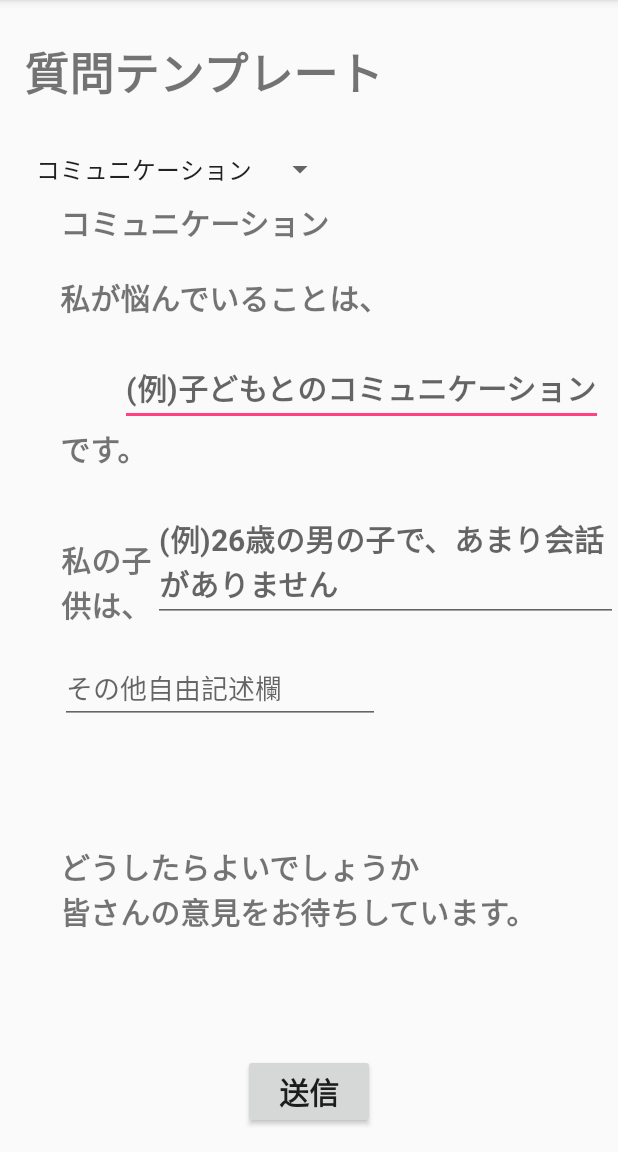
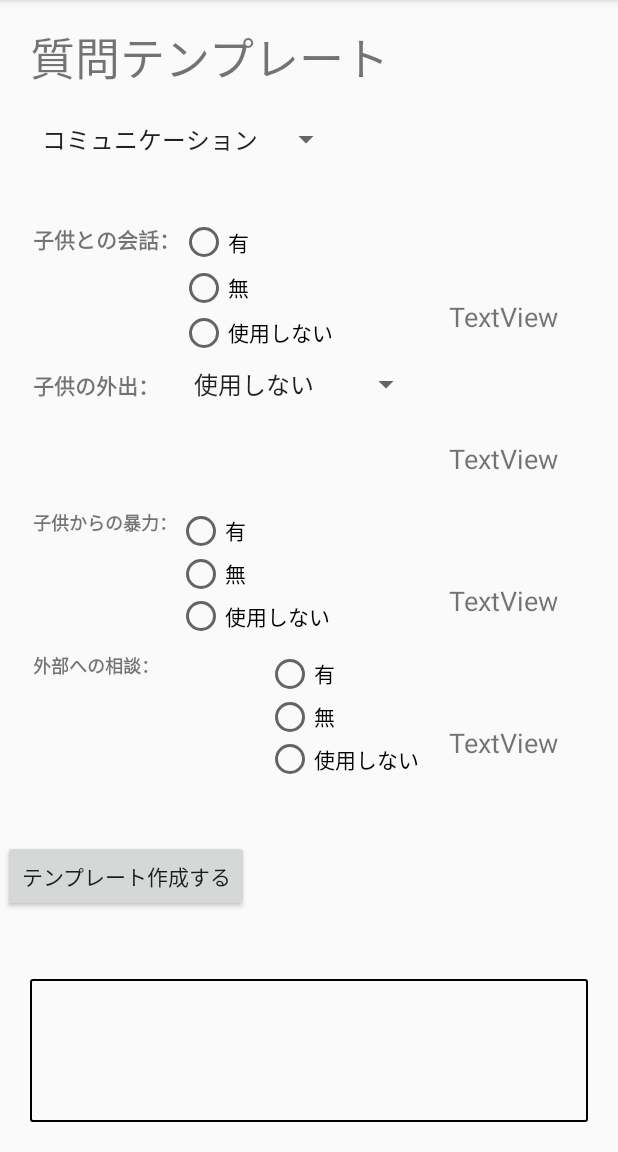
Before and after one commit to 1625050440/ChatApp, an Android app: the LatestMessagesActivity screen opened directly, with no data from a screen before it, after a tap on "TEMPLATE作成", on a phone screen of 412 x 824 dp, the part 84-1236 px from its top. Run offline under Robolectric (Android 15) with nearby library versions, the phone set to English and light mode, and no system bars; our stand-ins replace Firebase (no records; nobody signed in at launch, a user with empty details on screens opened directly).

Commit message:
テンプレート変更

```diff
--- a/app/src/main/java/com/example/enpit_p13/chatapp/analyzesheet/OwnAnalysisActivity.kt
+++ b/app/src/main/java/com/example/enpit_p13/chatapp/analyzesheet/OwnAnalysisActivity.kt
@@ -38,17 +38,12 @@ class OwnAnalysisActivity : AppCompatActivity() {
                     override fun onItemSelected(parent: AdapterView<*>?, view: View?, position: Int, id: Long) {
                         val spinner = parent as? Spinner
                     }
-
                     override fun onNothingSelected(p0: AdapterView<*>?) {}
-
                 }
 
         save_button.setOnClickListener{
 
-
             Toast.makeText(this,"保存しました。",Toast.LENGTH_LONG).show()
-
-
             writeNewQuestion()
         }
     }
--- a/app/src/main/java/com/example/enpit_p13/chatapp/messages/LatestMessagesActivity.kt
+++ b/app/src/main/java/com/example/enpit_p13/chatapp/messages/LatestMessagesActivity.kt
@@ -17,6 +17,7 @@ import com.example.enpit_p13.chatapp.R
 import com.example.enpit_p13.chatapp.models.Check_online
 import com.example.enpit_p13.chatapp.models.User
 import com.example.enpit_p13.chatapp.quetion.QuestiontempActivity
+import com.example.enpit_p13.chatapp.quetion.Qustiontemp2Activity
 import com.example.enpit_p13.chatapp.registerlogin.RegisterActivity
 import com.example.enpit_p13.chatapp.room_chat.Room_chat_Activity
 import com.example.enpit_p13.chatapp.room_chat.Room_chat_messager
@@ -118,7 +119,7 @@ class LatestMessagesActivity : AppCompatActivity() {
         })
         create_templates_button.setOnClickListener {
             sendData(title_edditext.text.toString(),explain_EditText.text.toString(),false)
-            intent = Intent(this, QuestiontempActivity::class.java)
+            intent = Intent(this, Qustiontemp2Activity::class.java)
             //intent.putExtra(USER_KEY,title_edditext.text.toString())
             startActivity(intent)
         }
--- a/app/src/main/java/com/example/enpit_p13/chatapp/quetion/Questionnaire.kt
+++ b/app/src/main/java/com/example/enpit_p13/chatapp/quetion/Questionnaire.kt
@@ -8,7 +8,6 @@ class Questionnaire(
         val q2:String,
         val q3:String
 ) {
-    //q1は、ラジオボタンの結果で０が"いいえ"、１が"はい"と回答
     constructor():this("none","","")
     val date = SimpleDateFormat("yyyy/MM/dd hh:mm:ss").format(Date(System.currentTimeMillis()))
 }
--- /dev/null
+++ b/app/src/main/java/com/example/enpit_p13/chatapp/quetion/Qustiontemp2Activity.kt
@@ -0,0 +1,13 @@
+package com.example.enpit_p13.chatapp.quetion
+
+import android.support.v7.app.AppCompatActivity
+import android.os.Bundle
+import com.example.enpit_p13.chatapp.R
+
+class Qustiontemp2Activity : AppCompatActivity() {
+
+    override fun onCreate(savedInstanceState: Bundle?) {
+        super.onCreate(savedInstanceState)
+        setContentView(R.layout.activity_qustiontemp2)
+    }
+}
--- a/app/src/main/java/com/example/enpit_p13/chatapp/quetion/TemplateQuestionnaireActivity.kt
+++ b/app/src/main/java/com/example/enpit_p13/chatapp/quetion/TemplateQuestionnaireActivity.kt
@@ -49,7 +49,7 @@ class TemplateQuestionnaireActivity : AppCompatActivity() {
         q3 = temp_Q3_editText.text.toString()
 
         val questionnaire = Questionnaire(q1,q2,q3)
-        val ref = FirebaseDatabase.getInstance().getReference("Quetionnaire")
+        val ref = FirebaseDatabase.getInstance().getReference("Questionnaires")
         ref.push().setValue(questionnaire)
     }
 }
--- a/app/src/main/java/com/example/enpit_p13/chatapp/registerlogin/RegisterActivity.kt
+++ b/app/src/main/java/com/example/enpit_p13/chatapp/registerlogin/RegisterActivity.kt
@@ -64,7 +64,7 @@ class RegisterActivity : AppCompatActivity() {
         val email = email_edittext.text.toString()
         val password = password_edittext.text.toString()
 
-        if (email.isEmpty() || password.isEmpty()) {
+        if (email.isEmpty() || password.isEmpty() || username_edittext.text.isEmpty()) {
             Toast.makeText(this, "アカウントの作成には、ユーザーネーム、メールアドレス、パスワードが必要です。", Toast.LENGTH_LONG).show()
             return
         }
@@ -77,7 +77,7 @@ class RegisterActivity : AppCompatActivity() {
                 .addOnCompleteListener {
                     if (!it.isSuccessful) return@addOnCompleteListener
 
-                    //else if cuccsessful
+                    //else if successful
                     Log.d("Main", "Successfully created user with uid: ${it.result?.user?.uid}")
                     uploadImageToFirebaseStorage()
                 }
--- /dev/null
+++ b/app/src/main/res/layout/activity_qustiontemp2.xml
@@ -0,0 +1,305 @@
+<?xml version="1.0" encoding="utf-8"?>
+<android.support.constraint.ConstraintLayout xmlns:android="http://schemas.android.com/apk/res/android"
+    xmlns:app="http://schemas.android.com/apk/res-auto"
+    xmlns:tools="http://schemas.android.com/tools"
+    android:layout_width="match_parent"
+    android:layout_height="match_parent"
+    tools:context=".quetion.Qustiontemp2Activity">
+
+    <Spinner
+        android:id="@+id/spinner2"
+        android:layout_width="wrap_content"
+        android:layout_height="wrap_content"
+        android:layout_marginLeft="20dp"
+        android:layout_marginTop="20dp"
+        android:entries="@array/list"
+        app:layout_constraintStart_toStartOf="parent"
+        app:layout_constraintTop_toBottomOf="@+id/textView9" />
+
+    <ScrollView
+        android:id="@+id/scrollView"
+        android:layout_width="0dp"
+        android:layout_height="504dp"
+        android:layout_marginStart="2dp"
+        android:layout_marginLeft="2dp"
+        android:layout_marginTop="24dp"
+        android:layout_marginEnd="8dp"
+        android:layout_marginRight="8dp"
+        app:layout_constraintEnd_toEndOf="parent"
+        app:layout_constraintHorizontal_bias="1.0"
+        app:layout_constraintStart_toStartOf="parent"
+        app:layout_constraintTop_toBottomOf="@+id/spinner2">
+
+        <LinearLayout
+            android:layout_width="match_parent"
+            android:layout_height="match_parent"
+            android:orientation="vertical">
+
+            <LinearLayout
+                android:layout_width="match_parent"
+                android:layout_height="wrap_content"
+                android:orientation="horizontal">
+
+                <LinearLayout
+                    android:id="@+id/linear_select"
+                    android:layout_width="297dp"
+                    android:layout_height="match_parent"
+                    android:layout_marginBottom="0dp"
+                    android:orientation="vertical"
+                    android:padding="20dp"
+                    android:paddingRight="30dp"
+                    android:paddingBottom="20dp">
+
+                    <LinearLayout
+                        android:layout_width="wrap_content"
+                        android:layout_height="85dp"
+                        android:layout_marginBottom="10dp"
+                        android:orientation="horizontal">
+
+                        <TextView
+                            android:id="@+id/temp1_Labal"
+                            android:layout_width="wrap_content"
+                            android:layout_height="wrap_content"
+                            android:layout_marginLeft="0dp"
+                            android:layout_marginRight="0dp"
+                            android:layout_weight="1"
+                            android:text="子供との会話："
+                            android:textStyle="bold" />
+
+                        <RadioGroup
+                            android:layout_width="wrap_content"
+                            android:layout_height="match_parent"
+                            android:layout_weight="0">
+
+                            <RadioButton
+                                android:id="@+id/t1_radio1"
+                                android:layout_width="wrap_content"
+                                android:layout_height="wrap_content"
+                                android:layout_marginBottom="5dp"
+                                android:layout_weight="1"
+                                android:text="有" />
+
+                            <RadioButton
+                                android:id="@+id/t1_radio2"
+                                android:layout_width="wrap_content"
+                                android:layout_height="wrap_content"
+                                android:layout_marginBottom="5dp"
+                                android:layout_weight="1"
+                                android:text="無" />
+
+                            <RadioButton
+                                android:id="@+id/t1_radio3"
+                                android:layout_width="wrap_content"
+                                android:layout_height="wrap_content"
+                                android:layout_weight="1"
+                                android:text="使用しない" />
+                        </RadioGroup>
+
+                    </LinearLayout>
+
+                    <LinearLayout
+                        android:layout_width="match_parent"
+                        android:layout_height="85dp"
+                        android:layout_marginBottom="10dp"
+                        android:orientation="horizontal">
+
+                        <TextView
+                            android:id="@+id/temp2_Labal"
+                            android:layout_width="wrap_content"
+                            android:layout_height="wrap_content"
+                            android:layout_marginLeft="0dp"
+                            android:layout_marginRight="0dp"
+                            android:layout_weight="0"
+                            android:text="子供の外出："
+                            android:textStyle="bold" />
+
+                        <Spinner
+                            android:id="@+id/spinner3"
+                            android:layout_width="160dp"
+                            android:layout_height="wrap_content"
+                            android:layout_marginLeft="15dp"
+                            android:layout_weight="0"
+                            android:entries="@array/temp2_q2_spinner_item" />
+
+                    </LinearLayout>
+
+                    <LinearLayout
+                        android:layout_width="match_parent"
+                        android:layout_height="85dp"
+                        android:layout_marginBottom="10dp"
+                        android:orientation="horizontal">
+
+                        <TextView
+                            android:id="@+id/temp3_Labal"
+                            android:layout_width="wrap_content"
+                            android:layout_height="wrap_content"
+                            android:layout_marginLeft="0dp"
+                            android:layout_marginRight="0dp"
+                            android:layout_weight="0"
+                            android:text="子供からの暴力："
+                            android:textSize="12sp"
+                            android:textStyle="bold" />
+
+                        <RadioGroup
+                            android:layout_width="wrap_content"
+                            android:layout_height="match_parent"
+                            android:layout_weight="0">
+
+                            <RadioButton
+                                android:id="@+id/t2_radio1"
+                                android:layout_width="wrap_content"
+                                android:layout_height="wrap_content"
+                                android:layout_weight="1"
+                                android:text="有" />
+
+                            <RadioButton
+                                android:id="@+id/t2_radio2"
+                                android:layout_width="wrap_content"
+                                android:layout_height="wrap_content"
+                                android:layout_weight="1"
+                                android:text="無" />
+
+                            <RadioButton
+                                android:id="@+id/t2_radio3"
+                                android:layout_width="wrap_content"
+                                android:layout_height="wrap_content"
+                                android:layout_weight="1"
+                                android:text="使用しない" />
+
+                        </RadioGroup>
+                    </LinearLayout>
+
+                    <LinearLayout
+                        android:layout_width="match_parent"
+                        android:layout_height="85dp"
+                        android:orientation="horizontal">
+
+                        <TextView
+                            android:id="@+id/temp4_Labal"
+                            android:layout_width="wrap_content"
+                            android:layout_height="wrap_content"
+                            android:layout_marginLeft="0dp"
+                            android:layout_marginRight="0dp"
+                            android:layout_weight="1"
+                            android:text="外部への相談："
+                            android:textSize="12sp"
+                            android:textStyle="bold" />
+
+                        <RadioGroup
+                            android:layout_width="wrap_content"
+                            android:layout_height="match_parent"
+                            android:layout_marginLeft="10dp"
+                            android:layout_weight="0">
+
+                            <RadioButton
+                                android:id="@+id/t3_radio1"
+                                android:layout_width="wrap_content"
+                                android:layout_height="wrap_content"
+                                android:layout_weight="1"
+                                android:text="有" />
+
+                            <RadioButton
+                                android:id="@+id/t3_radio2"
+                                android:layout_width="wrap_content"
+                                android:layout_height="wrap_content"
+                                android:layout_weight="1"
+                                android:text="無" />
+
+                            <RadioButton
+                                android:id="@+id/t3_radio3"
+                                android:layout_width="wrap_content"
+                                android:layout_height="wrap_content"
+                                android:layout_weight="1"
+                                android:text="使用しない" />
+
+                        </RadioGroup>
+                    </LinearLayout>
+
+
+                </LinearLayout>
+
+                <LinearLayout
+                    android:id="@+id/linear_text"
+                    android:layout_width="match_parent"
+                    android:layout_height="match_parent"
+                    android:layout_marginLeft="0dp"
+                    android:orientation="vertical">
+
+                    <TextView
+                        android:id="@+id/t1_text"
+                        android:layout_width="wrap_content"
+                        android:layout_height="wrap_content"
+                        android:layout_marginTop="70dp"
+                        android:layout_marginRight="20dp"
+                        android:gravity="center_horizontal"
+                        android:text="TextView"
+                        android:textSize="18sp" />
+
+                    <TextView
+                        android:id="@+id/t2_text"
+                        android:layout_width="wrap_content"
+                        android:layout_height="wrap_content"
+                        android:layout_marginTop="70dp"
+                        android:layout_marginRight="20dp"
+                        android:gravity="center_horizontal"
+                        android:text="TextView"
+                        android:textSize="18sp" />
+
+                    <TextView
+                        android:id="@+id/t3_text"
+                        android:layout_width="wrap_content"
+                        android:layout_height="wrap_content"
+                        android:layout_marginTop="70dp"
+                        android:text="TextView"
+                        android:textSize="18sp" />
+
+                    <TextView
+                        android:id="@+id/t4_text"
+                        android:layout_width="wrap_content"
+                        android:layout_height="wrap_content"
+                        android:layout_marginTop="70dp"
+                        android:text="TextView"
+                        android:textSize="18sp" />
+
+                </LinearLayout>
+            </LinearLayout>
+
+            <Button
+                android:id="@+id/temp_make_button"
+                android:layout_width="wrap_content"
+                android:layout_height="wrap_content"
+                android:layout_marginTop="20dp"
+                android:text="テンプレート作成する" />
+        </LinearLayout>
+
+    </ScrollView>
+
+    <TextView
+        android:id="@+id/textView9"
+        android:layout_width="wrap_content"
+        android:layout_height="wrap_content"
+        android:layout_marginLeft="20dp"
+        android:layout_marginTop="15dp"
+        android:text="質問テンプレート"
+        android:textSize="30sp"
+        app:layout_constraintStart_toStartOf="parent"
+        app:layout_constraintTop_toTopOf="parent" />
+
+    <EditText
+        android:id="@+id/editText2"
+        android:layout_width="0dp"
+        android:layout_height="0dp"
+        android:layout_marginLeft="20dp"
+        android:layout_marginTop="20dp"
+        android:layout_marginRight="20dp"
+        android:layout_marginBottom="20dp"
+        android:background="@drawable/textview_border"
+        android:ems="10"
+        android:inputType="textImeMultiLine"
+        android:textStyle="bold"
+        app:layout_constraintBottom_toBottomOf="parent"
+        app:layout_constraintEnd_toEndOf="parent"
+        app:layout_constraintStart_toStartOf="parent"
+        app:layout_constraintTop_toBottomOf="@+id/scrollView" />
+
+</android.support.constraint.ConstraintLayout>
--- a/app/src/main/res/layout/content_own_analysis.xml
+++ b/app/src/main/res/layout/content_own_analysis.xml
@@ -10,11 +10,14 @@
         tools:context="com.example.enpit_p13.chatapp.analyzesheet.OwnAnalysisActivity" android:background="#0a000000">
 
     <ScrollView
-            android:layout_width="match_parent"
-            android:layout_height="match_parent" app:layout_constraintStart_toStartOf="parent"
-            app:layout_constraintTop_toTopOf="parent" app:layout_constraintBottom_toBottomOf="parent"
-            app:layout_constraintEnd_toEndOf="parent" android:layout_marginBottom="70dp" android:id="@+id/scrollView2"
-            android:layout_marginTop="50dp" android:background="@color/common_google_signin_btn_text_dark_default">
+        android:id="@+id/scrollView2"
+        android:layout_width="match_parent"
+        android:layout_height="wrap_content"
+        android:layout_marginBottom="90dp"
+        android:background="@color/common_google_signin_btn_text_dark_default"
+        app:layout_constraintBottom_toTopOf="@+id/Linear"
+        app:layout_constraintStart_toStartOf="parent"
+        app:layout_constraintTop_toTopOf="parent">
 
         <LinearLayout
             android:layout_width="match_parent"
@@ -385,15 +388,50 @@
             </LinearLayout>
         </LinearLayout>
     </ScrollView>
-    <Button
+
+    <LinearLayout
+        android:id="@+id/Linear"
+        android:layout_width="match_parent"
+        android:layout_height="wrap_content"
+        android:gravity="center_horizontal"
+        android:orientation="horizontal"
+        app:layout_constraintBottom_toBottomOf="parent"
+        app:layout_constraintEnd_toEndOf="parent"
+        app:layout_constraintStart_toStartOf="parent">
+
+        <Button
+            android:id="@+id/save_button"
+            android:layout_width="wrap_content"
+            android:layout_height="wrap_content"
+            android:layout_marginStart="8dp"
+            android:layout_marginLeft="8dp"
+            android:layout_marginTop="8dp"
+            android:layout_marginEnd="8dp"
+            android:layout_marginRight="8dp"
+            android:layout_marginBottom="8dp"
             android:text="保存"
+            app:layout_constraintBottom_toBottomOf="parent"
+            app:layout_constraintEnd_toEndOf="parent"
+            app:layout_constraintStart_toStartOf="parent"
+            app:layout_constraintTop_toBottomOf="@+id/scrollView2" />
+
+        <Button
+            android:id="@+id/look_back_buttom"
             android:layout_width="wrap_content"
-            android:layout_height="wrap_content" android:id="@+id/save_button"
-            app:layout_constraintBottom_toBottomOf="parent" android:layout_marginBottom="8dp"
-            android:layout_marginTop="8dp" app:layout_constraintTop_toBottomOf="@+id/scrollView2"
-            app:layout_constraintStart_toStartOf="parent" android:layout_marginLeft="8dp"
-            android:layout_marginStart="8dp" app:layout_constraintEnd_toEndOf="parent" android:layout_marginEnd="8dp"
-            android:layout_marginRight="8dp"/>
+            android:layout_height="wrap_content"
+            android:layout_marginStart="8dp"
+            android:layout_marginLeft="8dp"
+            android:layout_marginTop="8dp"
+            android:layout_marginEnd="8dp"
+            android:layout_marginRight="8dp"
+            android:layout_marginBottom="8dp"
+            android:text="過去のデータ"
+            app:layout_constraintBottom_toBottomOf="parent"
+            app:layout_constraintEnd_toEndOf="parent"
+            app:layout_constraintStart_toStartOf="parent"
+            app:layout_constraintTop_toBottomOf="@+id/scrollView2" />
+
+    </LinearLayout>
 
     <TextView
         android:id="@+id/Label"
--- a/app/src/main/res/values/arrays.xml
+++ b/app/src/main/res/values/arrays.xml
@@ -18,4 +18,11 @@
         <item>世間体</item>
         <item>自由記述/使用していない</item>
     </string-array>
+
+    <string-array name="temp2_q2_spinner_item">
+        <item>使用しない</item>
+        <item>外出する</item>
+        <item>家から出ない</item>
+        <item>扉からでてこない</item>
+    </string-array>
 </resources>
```
Also changed, not shown: app/src/main/AndroidManifest.xml (+5 -4 lines).
